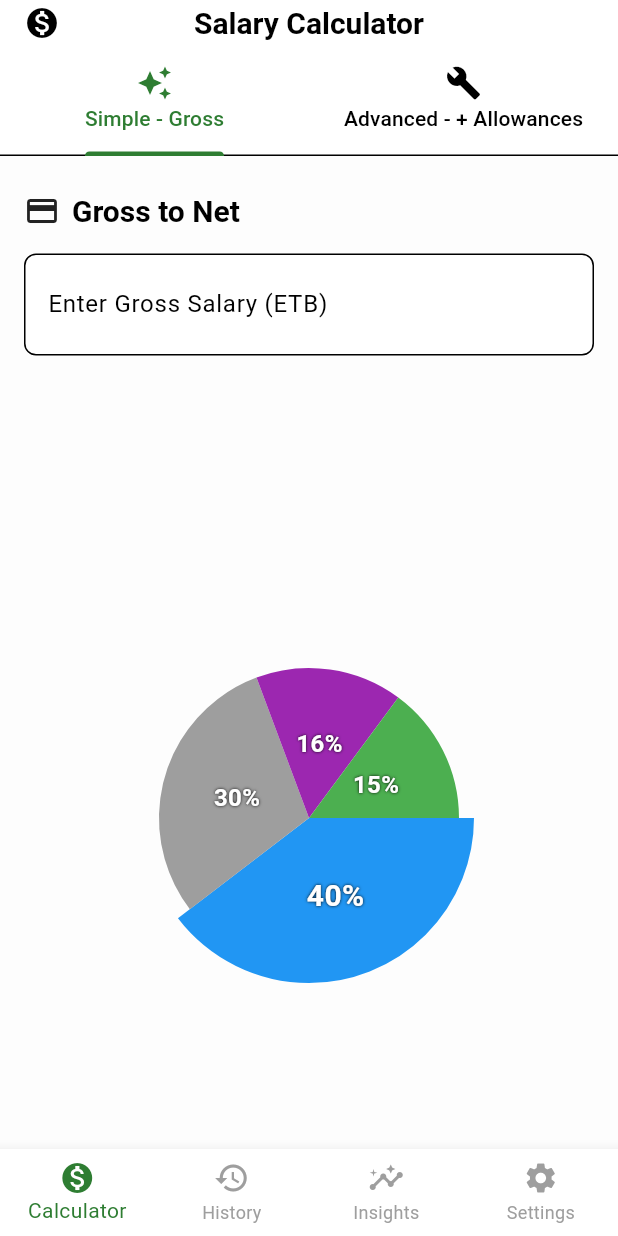
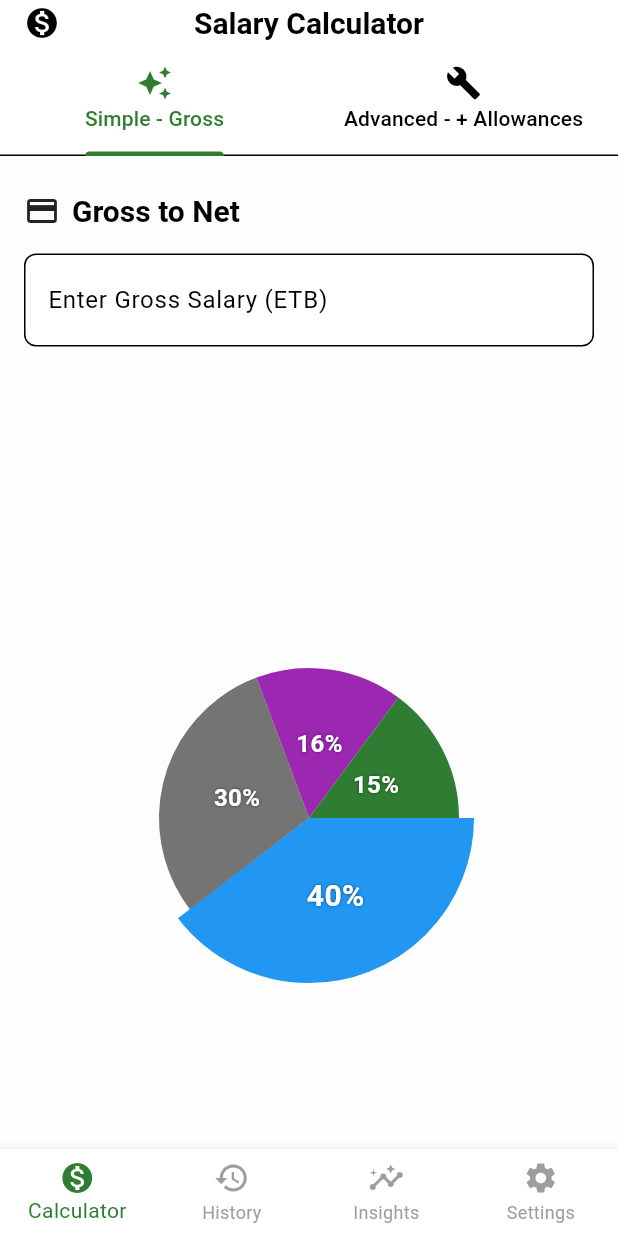
Before and after one commit to dag14/net-earn, a Flutter app: the screen it shows after launch, on a phone screen of 412 x 824 dp. Run offline on Flutter 3.47's test engine with Material 3 defaults, Android fonts, the phone set to English and light mode, and no system bars; drawn by our look-alikes of fl_chart; our stand-ins replace flutter_riverpod, go_router.

Commit message:
feat: enforce consistent theme

```diff
--- a/lib/core/theme/app_theme.dart
+++ b/lib/core/theme/app_theme.dart
@@ -45,10 +45,9 @@ class AppTheme {
     textTheme: const TextTheme(titleLarge: headline, bodyMedium: body),
     inputDecorationTheme: InputDecorationTheme(
       filled: true,
-      fillColor: Colors.grey,
+      fillColor: Colors.white,
       border: OutlineInputBorder(
-        borderRadius: BorderRadius.all(Radius.circular(12)),
-        borderSide: BorderSide.none,
+        borderRadius: BorderRadius.all(Radius.circular(8)),
       ),
     ),
     bottomNavigationBarTheme: const BottomNavigationBarThemeData(
@@ -85,8 +84,7 @@ class AppTheme {
       filled: true,
       fillColor: Color(0xFF2A2A2A),
       border: OutlineInputBorder(
-        borderRadius: BorderRadius.all(Radius.circular(12)),
-        borderSide: BorderSide.none,
+        borderRadius: BorderRadius.all(Radius.circular(8)),
       ),
     ),
     bottomNavigationBarTheme: const BottomNavigationBarThemeData(
--- a/lib/features/income_calculator/presentation/screens/calculator_screen.dart
+++ b/lib/features/income_calculator/presentation/screens/calculator_screen.dart
@@ -1,5 +1,5 @@
 import 'package:flutter/material.dart';
-import 'package:netearn/features/income_calculator/data/local_tax_bracker_provider.dart';
+import 'package:netearn/features/income_calculator/data/local_tax_bracket_provider.dart';
 import 'package:netearn/features/income_calculator/domain/basic_salary_calculator.dart';
 import 'package:netearn/features/income_calculator/presentation/widgets/advanced_calculator.dart';
 import 'package:netearn/features/income_calculator/presentation/widgets/calculator_tapbar.dart';
--- a/lib/features/income_calculator/presentation/widgets/simple_calculator.dart
+++ b/lib/features/income_calculator/presentation/widgets/simple_calculator.dart
@@ -40,7 +40,9 @@ class _SimpleCalculatorState extends State<SimpleCalculator> {
             ),
             const SizedBox(height: 16),
             TextField(
-              style: const TextStyle(fontSize: 24),
+              style: Theme.of(
+                context,
+              ).textTheme.titleLarge?.copyWith(fontSize: 24),
               controller: widget.controller,
               keyboardType: const TextInputType.numberWithOptions(
                 decimal: true,
@@ -49,12 +51,8 @@ class _SimpleCalculatorState extends State<SimpleCalculator> {
                 FilteringTextInputFormatter.allow(RegExp(r'[\d.,]')),
                 InputFormatter(),
               ],
-              decoration: InputDecoration(
-                fillColor: Colors.white,
+              decoration: const InputDecoration(
                 labelText: 'Enter Gross Salary (ETB)',
-                border: OutlineInputBorder(
-                  borderRadius: BorderRadius.circular(8.0),
-                ),
               ),
               // Format while typing (optional)
 
@@ -80,10 +78,9 @@ class _SimpleCalculatorState extends State<SimpleCalculator> {
             if (_netSalary != null)
               Text(
                 'Net Salary: ${_formatter.format(_netSalary)} ETB',
-                style: const TextStyle(
+                style: Theme.of(context).textTheme.titleLarge?.copyWith(
                   fontSize: 18,
-                  fontWeight: FontWeight.bold,
-                  color: Colors.green,
+                  color: Theme.of(context).colorScheme.primary,
                 ),
               ),
           ],
--- a/lib/features/income_calculator/presentation/widgets/summary_pie.dart
+++ b/lib/features/income_calculator/presentation/widgets/summary_pie.dart
@@ -48,56 +48,54 @@ class SalarySummaryState extends State<SalarySummary> {
       final isTouched = i == touchedIndex;
       final fontSize = isTouched ? 20.0 : 16.0;
       final radius = isTouched ? 110.0 : 100.0;
-      const shadows = [Shadow(color: Colors.black, blurRadius: 2)];
+      final theme = Theme.of(context);
+      final shadows = [
+        Shadow(color: theme.shadowColor.withOpacity(0.5), blurRadius: 2)
+      ];
+      final textStyle = TextStyle(
+        fontSize: fontSize,
+        fontWeight: FontWeight.bold,
+        color: Colors.white,
+        shadows: shadows,
+      );
+
+      // TODO: For better theme consistency, these colors should be part of your AppTheme.
+      // For example: theme.colorScheme.chartBlue, theme.colorScheme.chartPurple, etc.
+      final pieColors = [
+        Colors.blue,
+        theme.unselectedWidgetColor, // Using a theme-based grey
+        Colors.purple,
+        theme.colorScheme.primary, // Using theme's primary green
+      ];
 
       return switch (i) {
         0 => PieChartSectionData(
-          color: Colors.blue,
+              color: pieColors[0],
               value: 40,
               title: '40%',
               radius: radius,
-          titleStyle: TextStyle(
-            fontSize: fontSize,
-            fontWeight: FontWeight.bold,
-            color: const Color(0xffffffff),
-            shadows: shadows,
-          ),
+              titleStyle: textStyle,
             ),
         1 => PieChartSectionData(
-          color: Colors.grey,
+              color: pieColors[1],
               value: 30,
               title: '30%',
               radius: radius,
-          titleStyle: TextStyle(
-            fontSize: fontSize,
-            fontWeight: FontWeight.bold,
-            color: const Color(0xffffffff),
-            shadows: shadows,
-          ),
+              titleStyle: textStyle,
             ),
         2 => PieChartSectionData(
-          color: Colors.purple,
+              color: pieColors[2],
               value: 16,
               title: '16%',
               radius: radius,
-          titleStyle: TextStyle(
-            fontSize: fontSize,
-            fontWeight: FontWeight.bold,
-            color: const Color(0xffffffff),
-            shadows: shadows,
-          ),
+              titleStyle: textStyle,
             ),
         3 => PieChartSectionData(
-          color: Colors.green,
+              color: pieColors[3],
               value: 15,
               title: '15%',
               radius: radius,
-          titleStyle: TextStyle(
-            fontSize: fontSize,
-            fontWeight: FontWeight.bold,
-            color: const Color(0xffffffff),
-            shadows: shadows,
-          ),
+              titleStyle: textStyle,
             ),
         _ => throw StateError('Invalid'),
       };
```
Also changed, not shown: lib/core/services/app_update_service.dart (renamed from lib/core/services/app_update__service.dart), lib/features/income_calculator/data/local_tax_bracket_provider.dart (renamed from lib/features/income_calculator/data/local_tax_bracker_provider.dart), pubspec.lock. Lines whose indentation alone changed are shown as unchanged.
